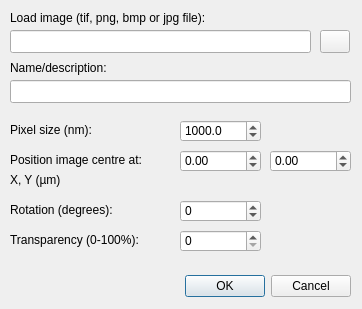
First picture: the form in gui/import_image_dlg.ui, repository SBEMimage/SBEMimage, before the edit.
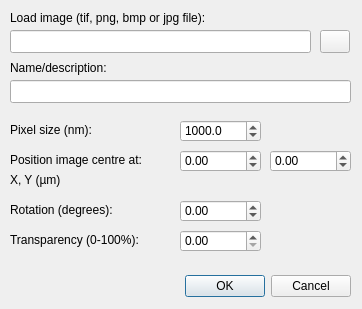
Second picture: the form after the edit.

Commit message: Image import/adjust allow decimal rotation and transparency, added basic direct grid/tile imaging

```diff
--- a/gui/import_image_dlg.ui
+++ b/gui/import_image_dlg.ui
@@ -186,25 +186,6 @@
     <string>Transparency (0-100%):</string>
    </property>
   </widget>
-  <widget class="QSpinBox" name="spinBox_transparency">
-   <property name="geometry">
-    <rect>
-     <x>180</x>
-     <y>230</y>
-     <width>81</width>
-     <height>22</height>
-    </rect>
-   </property>
-   <property name="layoutDirection">
-    <enum>Qt::LeftToRight</enum>
-   </property>
-   <property name="maximum">
-    <number>100</number>
-   </property>
-   <property name="singleStep">
-    <number>10</number>
-   </property>
-  </widget>
   <widget class="QLabel" name="label_4">
    <property name="geometry">
     <rect>
@@ -228,28 +209,6 @@
     </rect>
    </property>
   </widget>
-  <widget class="QSpinBox" name="spinBox_rotation">
-   <property name="geometry">
-    <rect>
-     <x>180</x>
-     <y>200</y>
-     <width>81</width>
-     <height>22</height>
-    </rect>
-   </property>
-   <property name="layoutDirection">
-    <enum>Qt::LeftToRight</enum>
-   </property>
-   <property name="minimum">
-    <number>-360</number>
-   </property>
-   <property name="maximum">
-    <number>360</number>
-   </property>
-   <property name="singleStep">
-    <number>1</number>
-   </property>
-  </widget>
   <widget class="QLabel" name="label_st_5">
    <property name="geometry">
     <rect>
@@ -263,6 +222,50 @@
     <string>Rotation (degrees):</string>
    </property>
   </widget>
+  <widget class="QDoubleSpinBox" name="doubleSpinBox_rotation">
+   <property name="geometry">
+    <rect>
+     <x>180</x>
+     <y>200</y>
+     <width>81</width>
+     <height>22</height>
+    </rect>
+   </property>
+   <property name="layoutDirection">
+    <enum>Qt::LeftToRight</enum>
+   </property>
+   <property name="minimum">
+    <double>-360.000000000000000</double>
+   </property>
+   <property name="maximum">
+    <double>360.000000000000000</double>
+   </property>
+   <property name="singleStep">
+    <double>1.000000000000000</double>
+   </property>
+  </widget>
+  <widget class="QDoubleSpinBox" name="doubleSpinBox_transparency">
+   <property name="geometry">
+    <rect>
+     <x>180</x>
+     <y>230</y>
+     <width>81</width>
+     <height>22</height>
+    </rect>
+   </property>
+   <property name="layoutDirection">
+    <enum>Qt::LeftToRight</enum>
+   </property>
+   <property name="minimum">
+    <double>0.000000000000000</double>
+   </property>
+   <property name="maximum">
+    <double>100.000000000000000</double>
+   </property>
+   <property name="singleStep">
+    <double>10.000000000000000</double>
+   </property>
+  </widget>
  </widget>
  <tabstops>
   <tabstop>lineEdit_fileName</tabstop>
```
Left out of the diff: 2 changed lines with no effect on the pictures. The commit also changes 5 other files.
